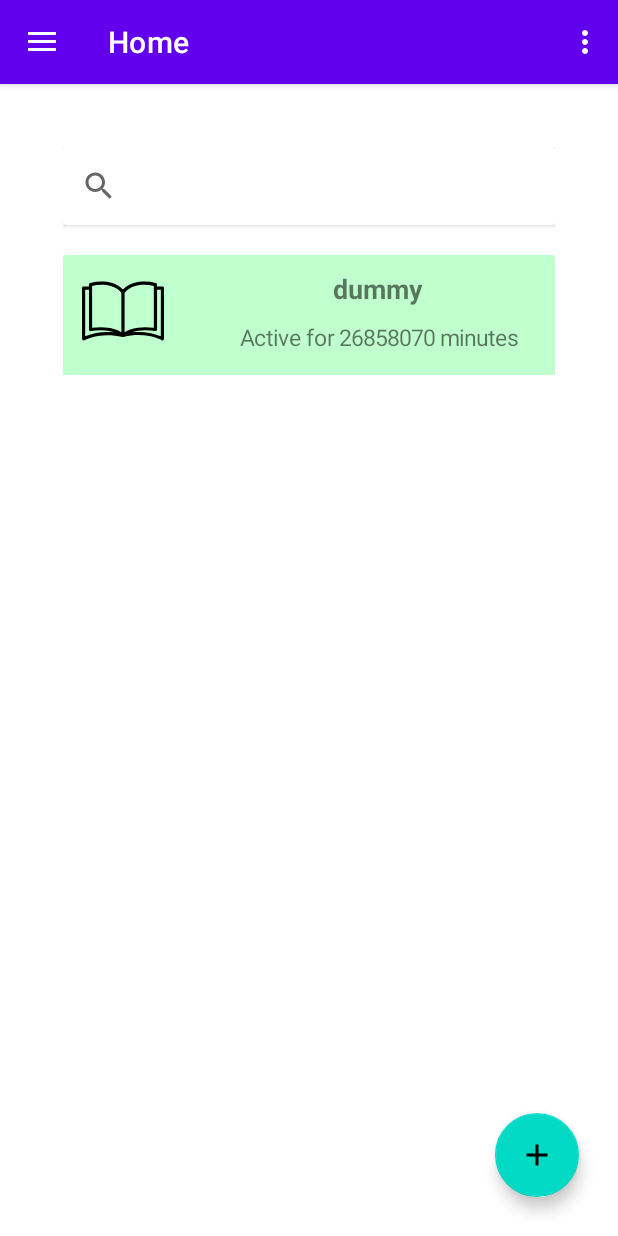
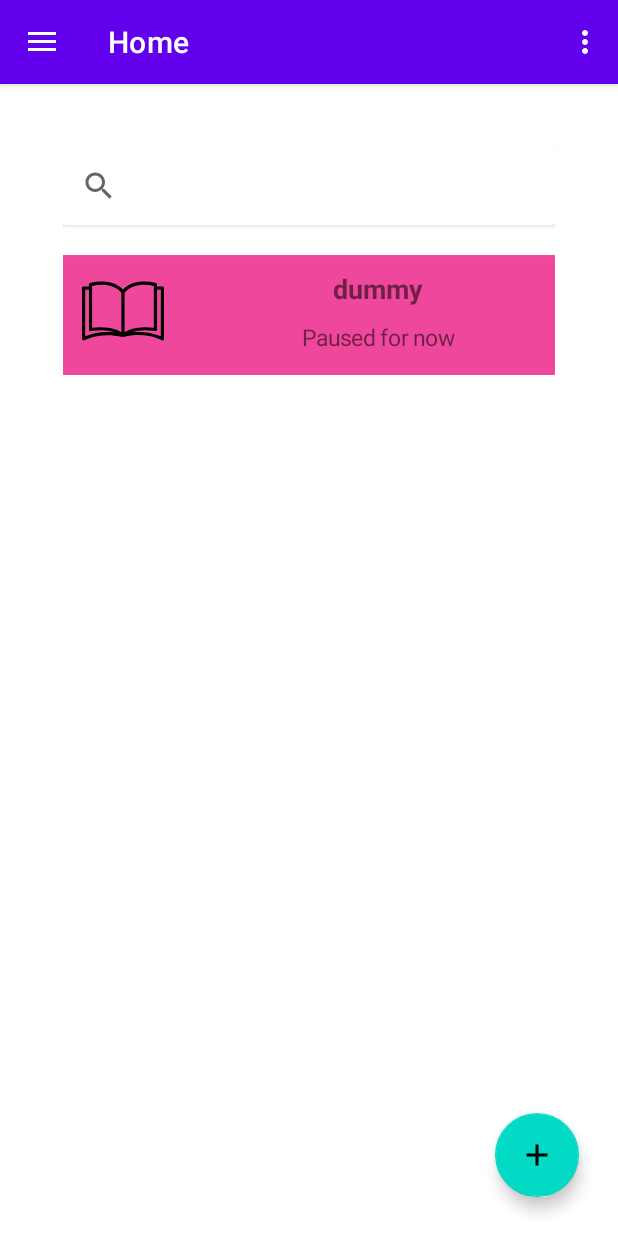
Before and after one commit to Han-XY/NFCTimeApp, an Android app: the screen it shows after launch (MainActivity), on a phone screen of 412 x 824 dp. Run offline under Robolectric (Android 15) with nearby library versions, the phone set to English and light mode, and no system bars; our stand-ins replace navigation-ui.

Commit message:
Fixed new activities not pausing.

```diff
--- a/app/src/main/java/com/txbb/nfctimeapp/frontend/home/HomeFragment.java
+++ b/app/src/main/java/com/txbb/nfctimeapp/frontend/home/HomeFragment.java
@@ -199,7 +199,7 @@ public class HomeFragment extends Fragment implements Actor {
             Category category = categoryManager.getCategoryFromId(categoryId);
 
             long totalDuration = tagProperties.getDurationToday();
-            boolean active = tagProperties.getStartTime() != -1;
+            boolean active = tagProperties.getStartTime() > 0;
 
             String tagName = tagProperties.getName();
 
--- a/app/src/main/java/com/txbb/nfctimeapp/frontend/home/TagCardView.java
+++ b/app/src/main/java/com/txbb/nfctimeapp/frontend/home/TagCardView.java
@@ -39,6 +39,9 @@ public class TagCardView extends CardView implements View.OnClickListener {
     private TextView durationTextView;
     private Fragment fragment;
 
+    private int activeColor = 0xFFC0FFCE;
+    private int inactiveColor = 0xF5F14299;
+
     public TagCardView(@NonNull Context context, Fragment fragment, String tagId, String title, Category category) {
         super(context);
         this.tagId = tagId;
@@ -66,7 +69,7 @@ public class TagCardView extends CardView implements View.OnClickListener {
 
         this.setPadding(padding, padding, padding, padding);
         this.setLayoutParams(layoutParams);
-        this.setCardBackgroundColor(0xFFC0FFCE);
+        this.setCardBackgroundColor(activeColor);
     }
 
     private void addOtherComponents() {
@@ -135,6 +138,13 @@ public class TagCardView extends CardView implements View.OnClickListener {
         } else {
             text = "Paused for now";
         }
+
+        if (!isActive) {
+            this.setBackgroundColor(inactiveColor);
+        } else {
+            this.setBackgroundColor(activeColor);
+        }
+
         this.durationTextView.setText(text);
     }
 
```
